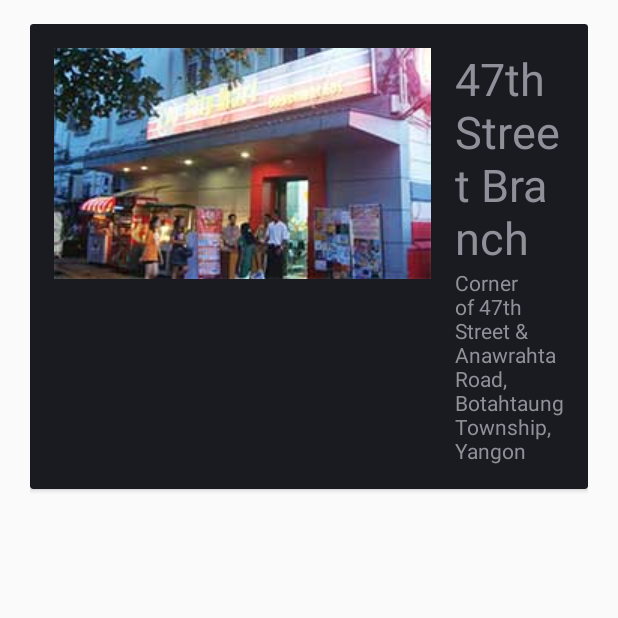
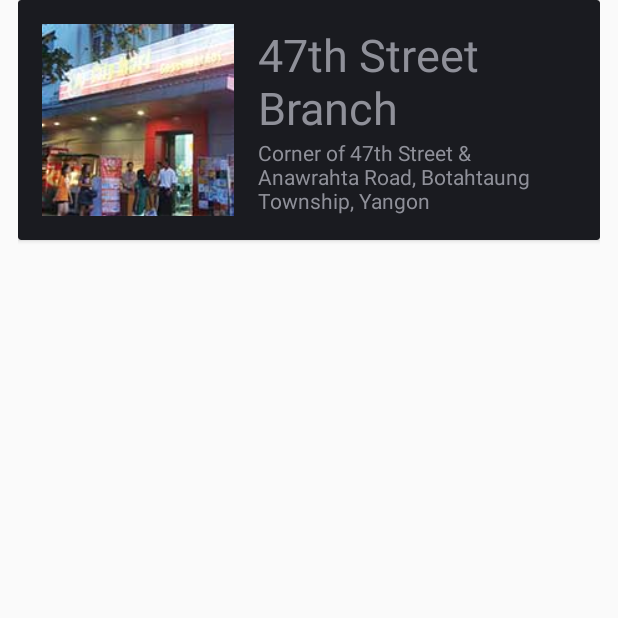
Before and after one commit to win-than-htike/PADC-FP-Cooking, an Android app: the fragment MarketListActivityFragment shown on its own in the app's theme, on a phone screen of 412 x 824 dp, the top half of it. Run offline under Robolectric (Android 15) with nearby library versions, the phone set to English and light mode, and no system bars; our stand-ins replace ButterKnife; 1 statement that could not run was skipped.

Commit message:
Integrate with Market List and Detail

```diff
--- a/app/src/main/java/com/padc/cooking/VO/MarketListVO.java
+++ b/app/src/main/java/com/padc/cooking/VO/MarketListVO.java
@@ -14,7 +14,7 @@ public class MarketListVO {
     String maddress;
     int mphoto;
 
-    MarketListVO(String mname, String maddress, int mphoto) {
+    public MarketListVO(String mname, String maddress, int mphoto) {
         this.mname = mname;
         this.maddress = maddress;
         this.mphoto = mphoto;
--- a/app/src/main/java/com/padc/cooking/adapters/MarketRVAdapter.java
+++ b/app/src/main/java/com/padc/cooking/adapters/MarketRVAdapter.java
@@ -4,7 +4,6 @@ import android.support.v7.widget.RecyclerView;
 import android.view.LayoutInflater;
 import android.view.View;
 import android.view.ViewGroup;
-import android.widget.BaseAdapter;
 
 import com.padc.cooking.CookingApp;
 import com.padc.cooking.R;
@@ -23,10 +22,10 @@ public class MarketRVAdapter extends RecyclerView.Adapter<MarketViewHolder> {
 
     private List<MarketListVO> mmarketList;
     private LayoutInflater minflater;
-    private MarketViewHolder.ControllerAttractionItem mControllerAttractionItem;
+    private MarketViewHolder.ControllerMarketItem mControllerMarketItem;
 
 
-    public MarketRVAdapter(List<MarketListVO> marketList, MarketViewHolder.ControllerAttractionItem controllerAttractionItem) {
+    public MarketRVAdapter(List<MarketListVO> marketList, MarketViewHolder.ControllerMarketItem controllerMarketItem) {
         if (marketList != null) {
             this.mmarketList = marketList;
         } else {
@@ -34,7 +33,7 @@ public class MarketRVAdapter extends RecyclerView.Adapter<MarketViewHolder> {
         }
         minflater = LayoutInflater.from(CookingApp.getContext());
         mmarketList = marketList ;
-        mControllerAttractionItem=controllerAttractionItem;
+        mControllerMarketItem = controllerMarketItem;
     }
 
 
@@ -42,13 +41,13 @@ public class MarketRVAdapter extends RecyclerView.Adapter<MarketViewHolder> {
     public MarketViewHolder onCreateViewHolder(ViewGroup parent, int viewType) {
 
         View itemView = minflater.inflate(R.layout.market_list_row, parent, false);
-        return new MarketViewHolder(itemView, mControllerAttractionItem);
+        return new MarketViewHolder(itemView, mControllerMarketItem);
     }
 
     @Override
     public void onBindViewHolder(MarketViewHolder holder, int position) {
 
-        holder.bindData();
+        holder.bindData(mmarketList.get(position));
 
     }
 
@@ -59,7 +58,7 @@ public class MarketRVAdapter extends RecyclerView.Adapter<MarketViewHolder> {
 
     @Override
     public int getItemCount() {
-        return 5;
+        return mmarketList.size();
 
     }
 
--- a/app/src/main/java/com/padc/cooking/fragments/MarketListActivityFragment.java
+++ b/app/src/main/java/com/padc/cooking/fragments/MarketListActivityFragment.java
@@ -1,15 +1,15 @@
 package com.padc.cooking.fragments;
 
 
-import android.app.Fragment;
+
+import android.content.Context;
 import android.os.Bundle;
+import android.support.v4.app.Fragment;
 import android.support.v7.widget.GridLayoutManager;
 import android.support.v7.widget.RecyclerView;
 import android.view.LayoutInflater;
 import android.view.View;
 import android.view.ViewGroup;
-import android.widget.ImageView;
-import android.widget.LinearLayout;
 
 import com.padc.cooking.CookingApp;
 import com.padc.cooking.R;
@@ -17,7 +17,7 @@ import com.padc.cooking.VO.MarketListVO;
 import com.padc.cooking.adapters.MarketRVAdapter;
 import com.padc.cooking.views.holders.MarketViewHolder;
 
-import java.util.List;
+import java.util.ArrayList;
 
 import butterknife.BindView;
 import butterknife.ButterKnife;
@@ -25,7 +25,7 @@ import butterknife.ButterKnife;
 /**
  * A simple {@link Fragment} subclass.
  */
-public class MarketListActivityFragment extends android.app.Fragment {
+public class MarketListActivityFragment extends Fragment {
 
 
     @BindView(R.id.rv_markets)
@@ -33,9 +33,7 @@ public class MarketListActivityFragment extends android.app.Fragment {
 
     private MarketRVAdapter mMarketRVAdapter;
 
-    private MarketViewHolder.ControllerAttractionItem controllerAttractionItem;
-
-
+    private MarketViewHolder.ControllerMarketItem controllerMarketItem;
 
     public static MarketListActivityFragment newInstance() {
         MarketListActivityFragment fragment = new MarketListActivityFragment();
@@ -49,10 +47,19 @@ public class MarketListActivityFragment extends android.app.Fragment {
         View rootView =inflater.inflate(R.layout.fragment_market_list_activity,container,false);
         ButterKnife.bind(this, rootView);
 
-        mMarketRVAdapter = new MarketRVAdapter(null,controllerAttractionItem);
+        ArrayList<MarketListVO> dummyDatas = new ArrayList<>();
+
+        dummyDatas.add(new MarketListVO("Name", "Address", 2));
+
+        mMarketRVAdapter = new MarketRVAdapter(dummyDatas, controllerMarketItem);
         rvMarkets.setAdapter(mMarketRVAdapter);
         rvMarkets.setLayoutManager(new GridLayoutManager(CookingApp.getContext(),1));
         return rootView;
     }
 
+    @Override
+    public void onAttach(Context context) {
+        super.onAttach(context);
+        controllerMarketItem = (MarketViewHolder.ControllerMarketItem) context;
+    }
 }
--- a/app/src/main/java/com/padc/cooking/views/holders/MarketViewHolder.java
+++ b/app/src/main/java/com/padc/cooking/views/holders/MarketViewHolder.java
@@ -16,7 +16,7 @@ import butterknife.ButterKnife;
 /**
  * Created by Su Su Oo on 17-Sep-16.
  */
-public class MarketViewHolder extends RecyclerView.ViewHolder implements View.OnClickListener{
+public class MarketViewHolder extends RecyclerView.ViewHolder{
 
    @BindView(R.id.m_photo)
     ImageView marketphoto;
@@ -28,19 +28,23 @@ public class MarketViewHolder extends RecyclerView.ViewHolder implements View.On
     TextView marketaddress;
 
     private MarketListVO mMarket;
-    private ControllerAttractionItem mController;
+    private ControllerMarketItem mController;
 
 
-    public MarketViewHolder(View itemView,ControllerAttractionItem controller){
+    public MarketViewHolder(View itemView,ControllerMarketItem controller){
 
         super(itemView);
         ButterKnife.bind(this,itemView);
-        itemView.setOnClickListener(this);
         mController = controller;
     }
 
-    public void bindData(){
-       // mMarket=Market;
+    public void bindData(final MarketListVO mMarket){
+        itemView.setOnClickListener(new View.OnClickListener() {
+            @Override
+            public void onClick(View view) {
+                mController.onTapMarket(mMarket);
+            }
+        });
         marketname.setText("47th Street Branch");
         marketaddress.setText("Corner of 47th Street & Anawrahta Road, Botahtaung Township, Yangon");
 
@@ -62,16 +66,16 @@ public class MarketViewHolder extends RecyclerView.ViewHolder implements View.On
 
 
 
-    @Override
-    public void onClick(View view) {
-
-        mController.onTapAttraction(mMarket,marketphoto);
-
-    }
+//    @Override
+//    public void onClick(View view) {
+//
+//        mController.onTapMarket(mMarket);
+//
+//    }
 
 
-    public interface ControllerAttractionItem {
-        void onTapAttraction(MarketListVO market, ImageView marketphoto);
+    public interface ControllerMarketItem {
+        void onTapMarket(MarketListVO market);
     }
 
 }
--- a/app/src/main/res/layout/market_list_row.xml
+++ b/app/src/main/res/layout/market_list_row.xml
@@ -1,47 +1,46 @@
 <?xml version="1.0" encoding="utf-8"?>
 <LinearLayout xmlns:android="http://schemas.android.com/apk/res/android"
-    android:layout_width="match_parent" android:layout_height="match_parent"
-    android:padding="16dp"
-    >
+    xmlns:tools="http://schemas.android.com/tools"
+    android:layout_width="match_parent"
+    android:layout_height="match_parent"
+    android:paddingLeft="8dp"
+    android:paddingRight="8dp">
 
     <android.support.v7.widget.CardView
+        android:id="@+id/cardview"
         android:layout_width="match_parent"
-        android:layout_height="wrap_content"
-        android:id="@+id/cardview"
-        >
+        android:layout_height="wrap_content">
 
         <RelativeLayout
             android:layout_width="match_parent"
             android:layout_height="wrap_content"
-            android:padding="16dp"
-            >
+            android:padding="16dp">
 
             <ImageView
-                android:layout_width="wrap_content"
-                android:layout_height="wrap_content"
                 android:id="@+id/m_photo"
+                android:layout_width="128dp"
+                android:layout_height="128dp"
                 android:layout_alignParentLeft="true"
                 android:layout_alignParentTop="true"
                 android:layout_marginRight="16dp"
-                android:src="@drawable/m_akk"
-                />
+                android:src="@drawable/m_akk" />
 
             <TextView
+                android:id="@+id/m_name"
                 android:layout_width="wrap_content"
                 android:layout_height="wrap_content"
-                android:id="@+id/m_name"
+                android:layout_alignParentTop="true"
                 android:layout_toRightOf="@+id/m_photo"
-                android:layout_alignParentTop="true"
                 android:textSize="30sp"
-                />
+                tools:text="Name" />
 
             <TextView
+                android:id="@+id/m_address"
                 android:layout_width="wrap_content"
                 android:layout_height="wrap_content"
-                android:id="@+id/m_address"
+                android:layout_below="@+id/m_name"
                 android:layout_toRightOf="@+id/m_photo"
-                android:layout_below="@+id/m_name"
-                />
+                tools:text="Loreum Ipsum" />
 
         </RelativeLayout>
 
```
Also changed, not shown: app/src/main/java/com/padc/cooking/activities/MainActivity.java (+30 -11 lines), app/src/main/java/com/padc/cooking/activities/MarketActivity.java (+8 -0 lines), app/src/main/res/layout/activity_market.xml (+7 -7 lines), app/src/main/res/menu/activity_main2_drawer.xml (+10 -9 lines).
